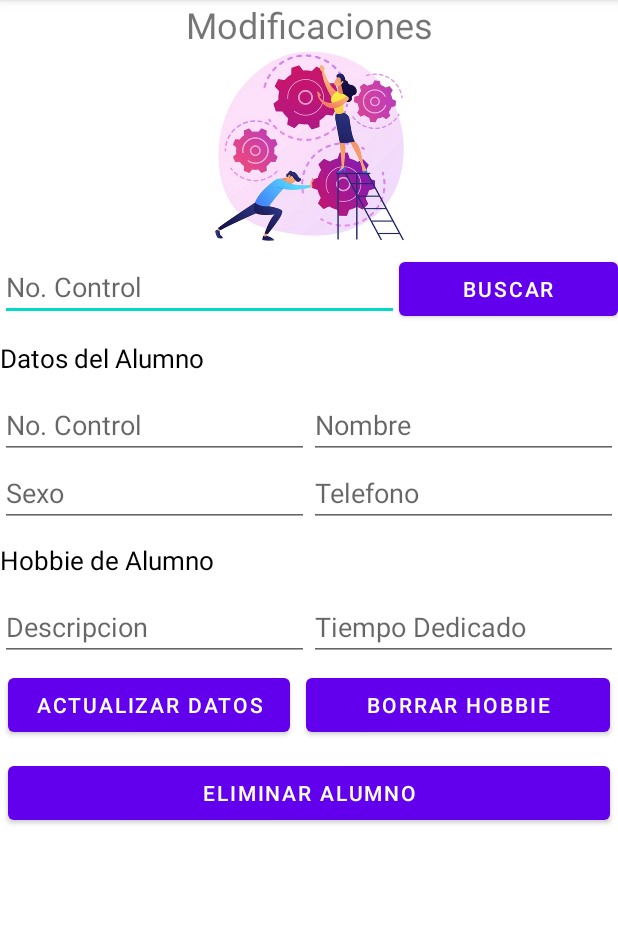
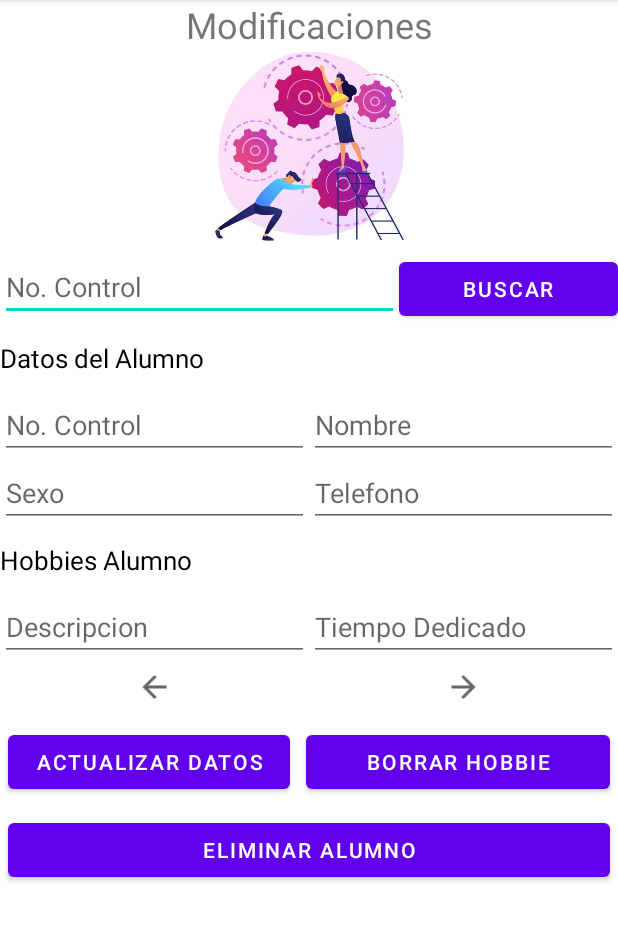
Before and after one commit to wineloy/hobbiesITJ, an Android app: the ModificacionesDatos screen opened directly, with no data from a screen before it, on a phone screen of 412 x 824 dp, the part 84-1025 px from its top. Run offline under Robolectric (Android 15) with nearby library versions, the light colour scheme and no system bars.

Commit message:
fix interfaz

```diff
--- a/app/src/main/res/layout/modificaciones_datos.xml
+++ b/app/src/main/res/layout/modificaciones_datos.xml
@@ -119,12 +119,12 @@
             </LinearLayout>
 
             <TextView
-                android:id="@+id/tvInformacion6"
+                android:id="@+id/tvCantidadHobbies"
                 android:layout_width="match_parent"
                 android:layout_height="wrap_content"
                 android:layout_marginTop="10dp"
                 android:layout_marginBottom="10dp"
-                android:text="Hobbie de Alumno"
+                android:text="Hobbies Alumno"
                 android:textColor="@color/black"
                 android:textSize="17dp" />
 
@@ -134,7 +134,7 @@
                 android:orientation="horizontal">
 
                 <EditText
-                    android:id="@+id/editTextTextPersonName8"
+                    android:id="@+id/edtDescripcionHobbie"
                     android:layout_width="wrap_content"
                     android:layout_height="wrap_content"
                     android:layout_weight="1"
@@ -143,7 +143,7 @@
                     android:inputType="textPersonName" />
 
                 <EditText
-                    android:id="@+id/editTextTextPersonName9"
+                    android:id="@+id/edtTiempoHobbie"
                     android:layout_width="wrap_content"
                     android:layout_height="wrap_content"
                     android:layout_weight="1"
@@ -155,11 +155,35 @@
 
             <LinearLayout
                 android:layout_width="match_parent"
-                android:layout_height="wrap_content"
+                android:layout_height="match_parent"
                 android:orientation="horizontal">
 
+                <ImageView
+                    android:id="@+id/anterior"
+                    android:layout_width="wrap_content"
+                    android:layout_height="wrap_content"
+                    android:layout_weight="1"
+                    android:layout_margin="5dp"
+                    app:srcCompat="@drawable/ic_baseline_arrow_back_24" />
+
+                <ImageView
+                    android:id="@+id/siguiente"
+                    android:layout_width="wrap_content"
+                    android:layout_height="wrap_content"
+                    android:layout_weight="1"
+                    android:layout_margin="5dp"
+                    app:srcCompat="@drawable/ic_baseline_arrow_forward_24" />
+
+            </LinearLayout>
+
+            <LinearLayout
+                android:layout_width="match_parent"
+                android:layout_height="wrap_content"
+                android:orientation="horizontal"
+                android:layout_marginTop="3dp">
+
                 <Button
-                    android:id="@+id/button2"
+                    android:id="@+id/btnActualizarDatos"
                     android:layout_width="140dp"
                     android:layout_height="wrap_content"
                     android:layout_margin="5dp"
@@ -167,7 +191,7 @@
                     android:text="Actualizar Datos" />
 
                 <Button
-                    android:id="@+id/button3"
+                    android:id="@+id/btnBorrarHobbie"
                     android:layout_width="wrap_content"
                     android:layout_height="wrap_content"
                     android:layout_margin="5dp"
@@ -177,7 +201,7 @@
             </LinearLayout>
 
             <Button
-                android:id="@+id/button4"
+                android:id="@+id/btnEliminarAlumno"
                 android:layout_width="match_parent"
                 android:layout_height="wrap_content"
                 android:layout_margin="5dp"
```
